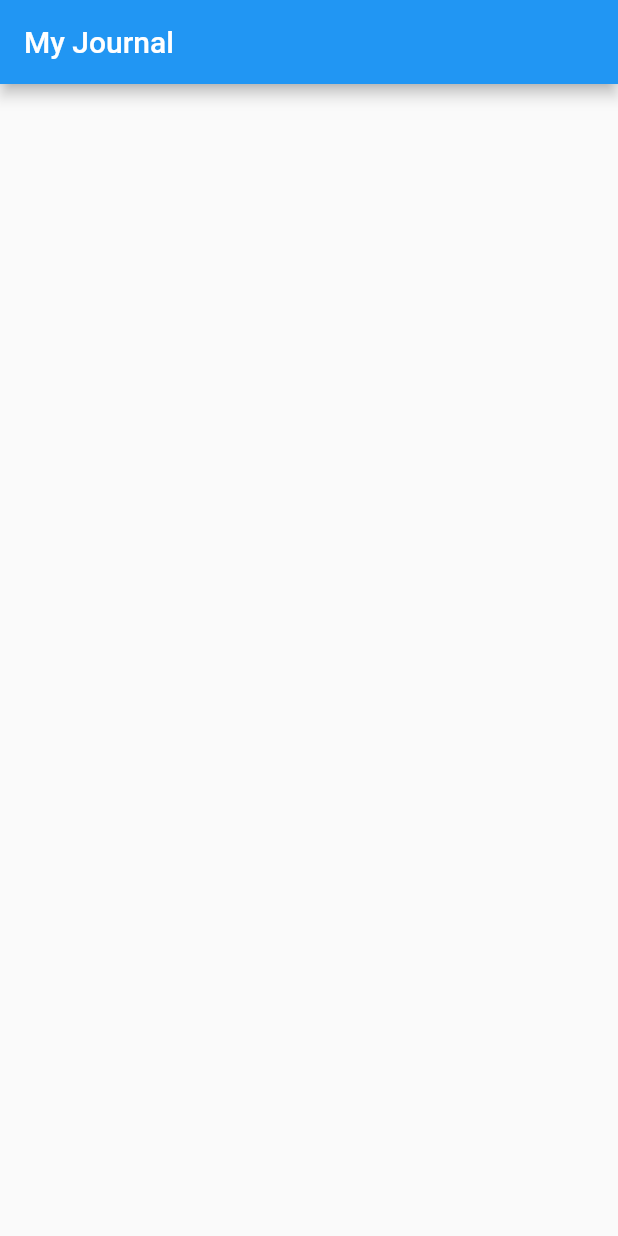
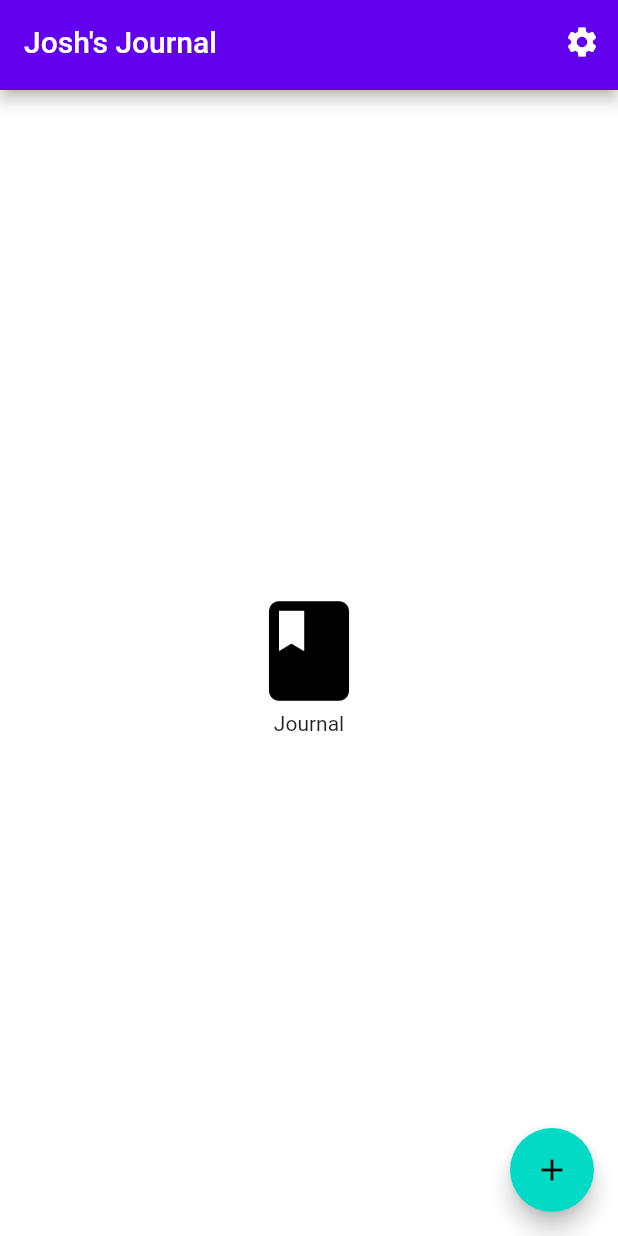
Before and after one commit to RevelsXIX/journal_test, a Flutter app: the screen it shows after launch, on a phone screen of 412 x 824 dp. Run offline on Flutter 3.47's test engine with Material 2 defaults, Android fonts, the phone set to English and light mode, and no system bars.

Commit message:
Third Commit

```diff
--- a/lib/app.dart
+++ b/lib/app.dart
@@ -1,19 +1,20 @@
 import 'package:flutter/material.dart';
+import 'screens/welcome.dart';
+import 'models/custom_themes.dart';
 
 class App extends StatelessWidget {
 
-  const App({Key? key}) : super(key: key);
+  // const App({Key? key}) : super(key: key);
 
   @override
   Widget build(BuildContext context) {
     return MaterialApp(
         title: 'My Journal',
         // theme: ThemeData(primarySwatch: Colors.red),
-        home: Scaffold(
-            appBar: AppBar(
-                title: Text('My Journal')
-            )
-        )
+        themeMode: ThemeMode.system,
+        theme: MyThemes.lightTheme,
+        darkTheme: MyThemes.darkTheme,
+        home: WelcomeScreen()
     );
   }
 }
--- /dev/null
+++ b/lib/models/custom_themes.dart
@@ -0,0 +1,13 @@
+import 'package:flutter/material.dart';
+
+class MyThemes {
+  static final darkTheme = ThemeData(
+    scaffoldBackgroundColor: Colors.grey.shade900,
+    colorScheme: ColorScheme.dark(),
+  );
+
+  static final lightTheme = ThemeData(
+    scaffoldBackgroundColor: Colors.white,
+    colorScheme: ColorScheme.light(),
+  );
+}
--- a/lib/screens/welcome.dart
+++ b/lib/screens/welcome.dart
@@ -0,0 +1,60 @@
+import 'package:flutter/material.dart';
+import 'package:journal_test/widgets/custom_appbar.dart';
+
+
+class WelcomeScreen extends StatefulWidget {
+
+  const WelcomeScreen({Key? key}) : super(key: key);
+
+
+  @override
+  _WelcomeScreenState createState() => _WelcomeScreenState();
+}
+
+
+class _WelcomeScreenState extends State<WelcomeScreen>{
+
+
+  static const String title = "Josh's Journal";
+  //
+  // CustomAppBar.setPageTitle(title);
+
+  @override
+  Widget build(BuildContext context) {
+    return Scaffold(
+      appBar: CustomAppBar(
+        text: title,
+      ),
+      body: Center(
+        child: Column(
+          mainAxisAlignment: MainAxisAlignment.center,
+          children: [
+            Row(
+              mainAxisAlignment: MainAxisAlignment.center,
+              children: [
+              Icon(
+                Icons.book,
+                color: Colors.black,
+                size: 80.0
+              )
+            ]),
+            Row(
+              mainAxisAlignment: MainAxisAlignment.center,
+              children: [
+                Text('Journal')
+              ],
+            )
+          ],
+        )
+      ),
+      floatingActionButton: FloatingActionButton(
+        onPressed: () {},
+        child: Icon(Icons.add)
+      ),
+    );
+  }
+
+
+
+
+}
--- /dev/null
+++ b/lib/widgets/custom_appbar.dart
@@ -0,0 +1,36 @@
+import 'package:flutter/material.dart';
+
+class CustomAppBar extends StatefulWidget implements PreferredSizeWidget {
+
+  @override
+  Size get preferredSize => Size.fromHeight(60.0);
+
+  CustomAppBar(
+  {required this.text});
+  final String text;
+
+  @override
+  State<CustomAppBar> createState() => _CustomAppBarState();
+}
+
+class _CustomAppBarState extends State<CustomAppBar> {
+
+
+
+  @override
+  Widget build(BuildContext context) {
+    return AppBar(
+        title: Text(widget.text),
+        actions: <Widget>[
+          IconButton(
+            icon: Icon(
+              Icons.settings,
+              color: Colors.white,
+            ),
+            onPressed: () {
+              // do something
+            },
+          )
+        ]);
+  }
+}
```
Also changed, not shown: lib/widgets/drawer_widget.dart (added).
